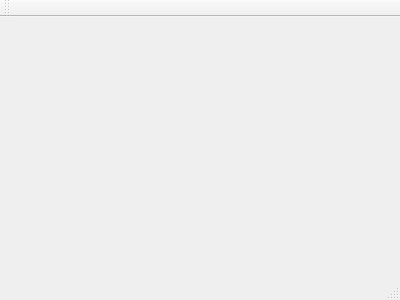
Qt form RT-Render/mainwindow.ui (Tirondzo/RT-Render) before a commit.
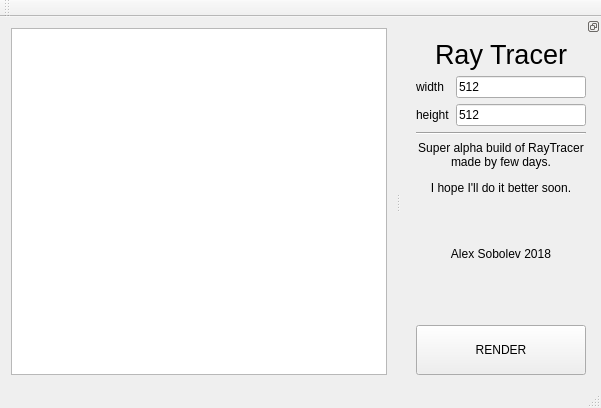
The same form after that commit. Custom widgets are drawn as their Qt base class.

```diff
--- a/RT-Render/mainwindow.ui
+++ b/RT-Render/mainwindow.ui
@@ -1,24 +1,193 @@
 <ui version="4.0">
  <class>MainWindow</class>
- <widget class="QMainWindow" name="MainWindow" >
-  <property name="geometry" >
+ <widget class="QMainWindow" name="MainWindow">
+  <property name="geometry">
    <rect>
     <x>0</x>
     <y>0</y>
-    <width>400</width>
-    <height>300</height>
+    <width>601</width>
+    <height>408</height>
    </rect>
   </property>
-  <property name="windowTitle" >
+  <property name="minimumSize">
+   <size>
+    <width>600</width>
+    <height>0</height>
+   </size>
+  </property>
+  <property name="windowTitle">
    <string>MainWindow</string>
   </property>
-  <widget class="QMenuBar" name="menuBar" />
-  <widget class="QToolBar" name="mainToolBar" />
-  <widget class="QWidget" name="centralWidget" />
-  <widget class="QStatusBar" name="statusBar" />
+  <widget class="QWidget" name="centralWidget">
+   <layout class="QGridLayout" name="gridLayout_2">
+    <item row="0" column="0">
+     <widget class="GraphicsView" name="graphicsView">
+      <property name="minimumSize">
+       <size>
+        <width>376</width>
+        <height>0</height>
+       </size>
+      </property>
+     </widget>
+    </item>
+   </layout>
+  </widget>
+  <widget class="QToolBar" name="mainToolBar">
+   <attribute name="toolBarArea">
+    <enum>TopToolBarArea</enum>
+   </attribute>
+   <attribute name="toolBarBreak">
+    <bool>false</bool>
+   </attribute>
+  </widget>
+  <widget class="QStatusBar" name="statusBar"/>
+  <widget class="QDockWidget" name="dockWidget">
+   <property name="minimumSize">
+    <size>
+     <width>200</width>
+     <height>340</height>
+    </size>
+   </property>
+   <property name="maximumSize">
+    <size>
+     <width>220</width>
+     <height>524287</height>
+    </size>
+   </property>
+   <property name="floating">
+    <bool>false</bool>
+   </property>
+   <property name="features">
+    <set>QDockWidget::DockWidgetFloatable|QDockWidget::DockWidgetMovable</set>
+   </property>
+   <property name="allowedAreas">
+    <set>Qt::RightDockWidgetArea</set>
+   </property>
+   <attribute name="dockWidgetArea">
+    <number>2</number>
+   </attribute>
+   <widget class="QWidget" name="dockWidgetContents_2">
+    <layout class="QVBoxLayout" name="verticalLayout">
+     <property name="leftMargin">
+      <number>15</number>
+     </property>
+     <property name="topMargin">
+      <number>3</number>
+     </property>
+     <property name="rightMargin">
+      <number>15</number>
+     </property>
+     <item>
+      <layout class="QFormLayout" name="formLayout_2">
+       <item row="0" column="0" colspan="2">
+        <widget class="QLabel" name="label">
+         <property name="font">
+          <font>
+           <pointsize>20</pointsize>
+          </font>
+         </property>
+         <property name="text">
+          <string>Ray Tracer</string>
+         </property>
+         <property name="alignment">
+          <set>Qt::AlignCenter</set>
+         </property>
+        </widget>
+       </item>
+       <item row="1" column="0">
+        <widget class="QLabel" name="widthLabel">
+         <property name="text">
+          <string>width</string>
+         </property>
+        </widget>
+       </item>
+       <item row="1" column="1">
+        <widget class="QLineEdit" name="widthLineEdit">
+         <property name="text">
+          <string>512</string>
+         </property>
+        </widget>
+       </item>
+       <item row="2" column="0">
+        <widget class="QLabel" name="heightLabel">
+         <property name="text">
+          <string>height</string>
+         </property>
+        </widget>
+       </item>
+       <item row="2" column="1">
+        <widget class="QLineEdit" name="heightLineEdit">
+         <property name="minimumSize">
+          <size>
+           <width>0</width>
+           <height>0</height>
+          </size>
+         </property>
+         <property name="text">
+          <string>512</string>
+         </property>
+        </widget>
+       </item>
+       <item row="3" column="0" colspan="2">
+        <widget class="Line" name="line">
+         <property name="orientation">
+          <enum>Qt::Horizontal</enum>
+         </property>
+        </widget>
+       </item>
+       <item row="5" column="0" colspan="2">
+        <spacer name="verticalSpacer">
+         <property name="orientation">
+          <enum>Qt::Vertical</enum>
+         </property>
+         <property name="sizeHint" stdset="0">
+          <size>
+           <width>20</width>
+           <height>100000</height>
+          </size>
+         </property>
+        </spacer>
+       </item>
+       <item row="6" column="0" colspan="2">
+        <widget class="QPushButton" name="pushButton">
+         <property name="minimumSize">
+          <size>
+           <width>0</width>
+           <height>50</height>
+          </size>
+         </property>
+         <property name="text">
+          <string>RENDER</string>
+         </property>
+        </widget>
+       </item>
+       <item row="4" column="0" colspan="2">
+        <widget class="QLabel" name="label_2">
+         <property name="text">
+          <string>&lt;html&gt;&lt;head/&gt;&lt;body&gt;&lt;p align=&quot;center&quot;&gt;Super alpha build of RayTracer made by few days.&lt;/p&gt;&lt;p align=&quot;center&quot;&gt;I hope I'll do it better soon.&lt;/p&gt;&lt;p align=&quot;center&quot;&gt;&lt;br/&gt;&lt;/p&gt;&lt;p align=&quot;center&quot;&gt;Alex Sobolev 2018&lt;/p&gt;&lt;/body&gt;&lt;/html&gt;</string>
+         </property>
+         <property name="alignment">
+          <set>Qt::AlignLeading|Qt::AlignLeft|Qt::AlignVCenter</set>
+         </property>
+         <property name="wordWrap">
+          <bool>true</bool>
+         </property>
+        </widget>
+       </item>
+      </layout>
+     </item>
+    </layout>
+   </widget>
+  </widget>
  </widget>
- <layoutDefault spacing="6" margin="11" />
- <pixmapfunction></pixmapfunction>
+ <layoutdefault spacing="6" margin="11"/>
+ <customwidgets>
+  <customwidget>
+   <class>GraphicsView</class>
+   <extends>QGraphicsView</extends>
+   <header>graphicsview.h</header>
+  </customwidget>
+ </customwidgets>
  <resources/>
  <connections/>
 </ui>
```
Left out of the diff: 1 changed line with no effect on the pictures.
